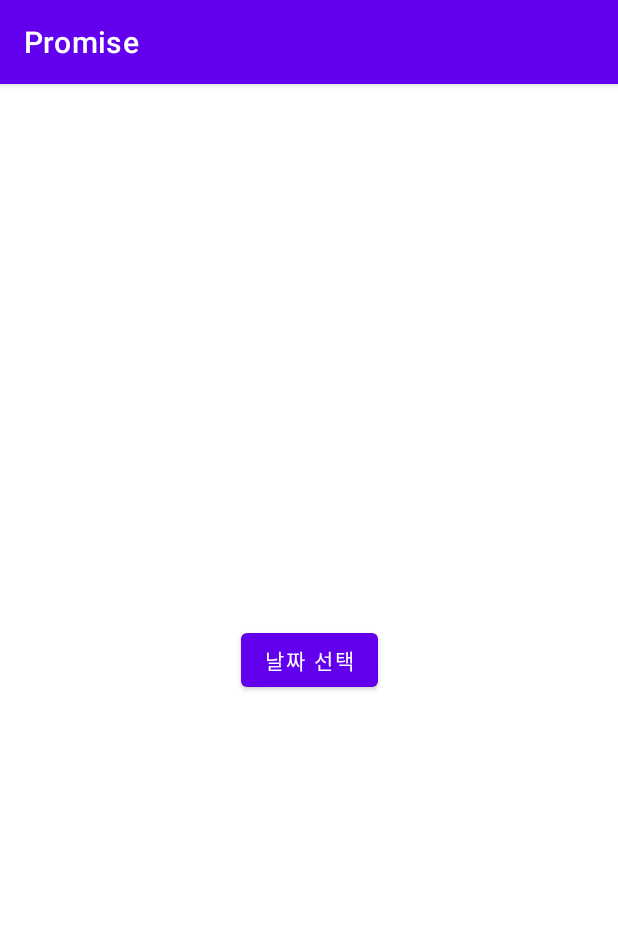
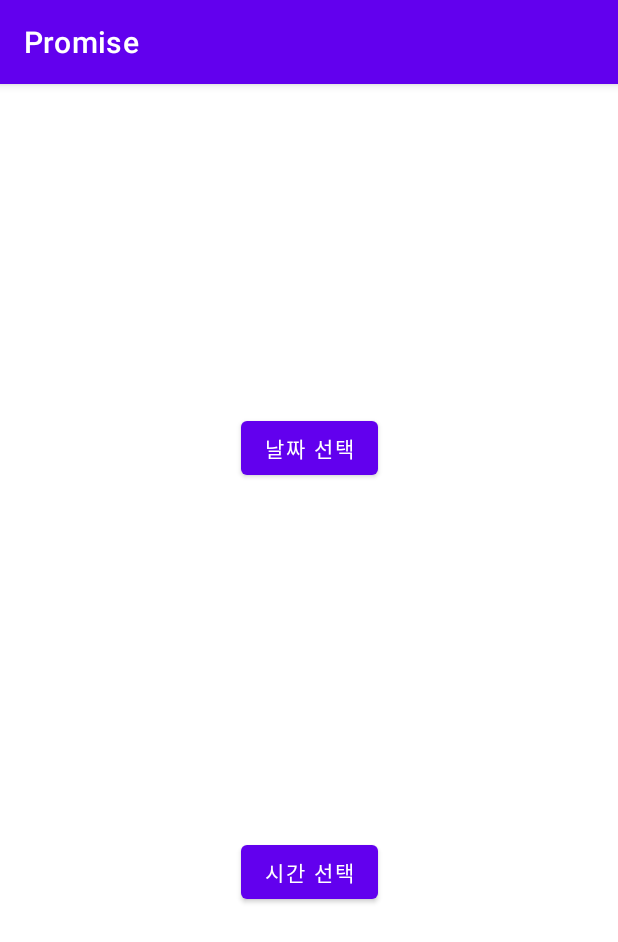
Before and after one commit to boostcampwm-2022/android03-Promise, an Android app: the AddPromiseActivity screen opened directly, with no data from a screen before it, on a phone screen of 412 x 824 dp. Shown: the top 942 px of the screen. Run offline under Robolectric (Android 15) with nearby library versions, the phone set to English and light mode, and no system bars; our stand-ins replace data binding.

Commit message:
feat: 시간 선택 다이얼로그 추가 #13

```diff
--- a/app/src/main/java/com/boosters/promise/AddPromiseActivity.kt
+++ b/app/src/main/java/com/boosters/promise/AddPromiseActivity.kt
@@ -6,6 +6,9 @@ import android.view.View
 import androidx.appcompat.app.AppCompatActivity
 import androidx.databinding.DataBindingUtil
 import com.boosters.promise.databinding.ActivityAddPromiseBinding
+import com.google.android.material.timepicker.MaterialTimePicker
+import com.google.android.material.timepicker.MaterialTimePicker.INPUT_MODE_CLOCK
+import com.google.android.material.timepicker.TimeFormat
 import java.util.*
 
 class AddPromiseActivity : AppCompatActivity() {
@@ -19,12 +22,13 @@ class AddPromiseActivity : AppCompatActivity() {
         _binding = DataBindingUtil.setContentView(this, R.layout.activity_add_promise)
 
         val calendar = Calendar.getInstance()
-        binding.buttonAddPromiseSelectDate.setOnClickListener(selectDateButtonListener(calendar))
+        binding.buttonAddPromiseSelectDate.setOnClickListener(selectDateListener(calendar))
+        binding.buttonAddPromiseSelectTime.setOnClickListener(selectTimeListener(calendar))
 
 
     }
 
-    private fun selectDateButtonListener(cal: Calendar) = View.OnClickListener {
+    private fun selectDateListener(cal: Calendar) = View.OnClickListener {
         val dateSetListener = DatePickerDialog.OnDateSetListener { _, year, month, day ->
             binding.buttonAddPromiseSelectDate.text = "%d/%d/%d".format(year, month + 1, day)
         }
@@ -37,4 +41,21 @@ class AddPromiseActivity : AppCompatActivity() {
             cal.get(Calendar.DAY_OF_MONTH)
         ).show()
     }
+
+    private fun selectTimeListener(cal: Calendar) = View.OnClickListener {
+
+        val timePicker = MaterialTimePicker.Builder()
+            .setTimeFormat(TimeFormat.CLOCK_24H)
+            .setHour(cal.get(Calendar.HOUR))
+            .setMinute(cal.get(Calendar.MINUTE))
+            .setInputMode(INPUT_MODE_CLOCK)
+            .setTitleText("약속 시간을 설정하세요.")
+            .build()
+
+        timePicker.show(supportFragmentManager, "tag")
+        timePicker.addOnPositiveButtonClickListener {
+            binding.buttonAddPromiseSelectTime.text =
+                "%d:%d".format(timePicker.hour, timePicker.minute)
+        }
+    }
 }
--- a/app/src/main/res/layout/activity_add_promise.xml
+++ b/app/src/main/res/layout/activity_add_promise.xml
@@ -18,12 +18,26 @@
             android:layout_height="wrap_content"
             android:layout_marginStart="0dp"
             android:layout_marginEnd="0dp"
-            android:layout_marginBottom="0dp"
+            android:layout_marginBottom="8dp"
             android:layout_marginTop="0dp"
             android:text="날짜 선택"
+            app:layout_constraintBottom_toTopOf="@id/button_addPromise_selectTime"
+            app:layout_constraintEnd_toEndOf="parent"
+            app:layout_constraintStart_toStartOf="parent"
+            app:layout_constraintTop_toTopOf="parent" />
+
+        <Button
+            android:id="@+id/button_addPromise_selectTime"
+            android:layout_width="wrap_content"
+            android:layout_height="wrap_content"
+            android:layout_marginStart="0dp"
+            android:layout_marginEnd="0dp"
+            android:layout_marginBottom="0dp"
+            android:layout_marginTop="8dp"
+            android:text="시간 선택"
             app:layout_constraintBottom_toBottomOf="parent"
             app:layout_constraintEnd_toEndOf="parent"
             app:layout_constraintStart_toStartOf="parent"
-            app:layout_constraintTop_toTopOf="parent" />
+            app:layout_constraintTop_toBottomOf="@id/button_addPromise_selectDate" />
     </androidx.constraintlayout.widget.ConstraintLayout>
 </layout>
```
